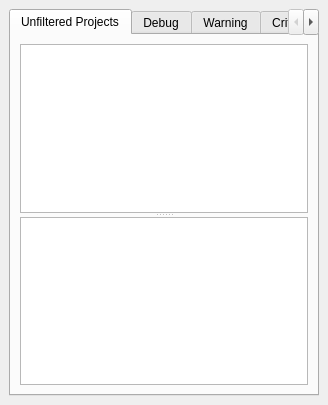
The window that v2/branches/newxup/plugins/base/AppDebug/src/DebugDockWidget.ui (testmana2/mks) describes before a commit, drawn with Qt 5.
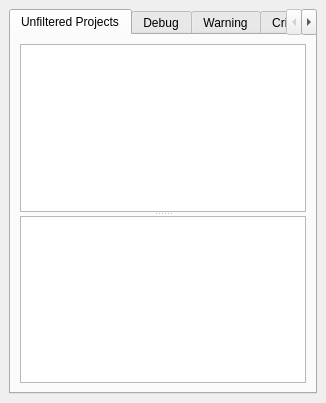
The same window after the commit. Custom widgets are drawn as their Qt base class.

```diff
--- a/v2/branches/newxup/plugins/base/AppDebug/src/DebugDockWidget.ui
+++ b/v2/branches/newxup/plugins/base/AppDebug/src/DebugDockWidget.ui
@@ -6,8 +6,8 @@
    <rect>
     <x>0</x>
     <y>0</y>
-    <width>328</width>
-    <height>405</height>
+    <width>326</width>
+    <height>403</height>
    </rect>
   </property>
   <widget class="QWidget" name="centralwidget">
```
Left out of the diff: 5 changed lines with no effect on the pictures.
